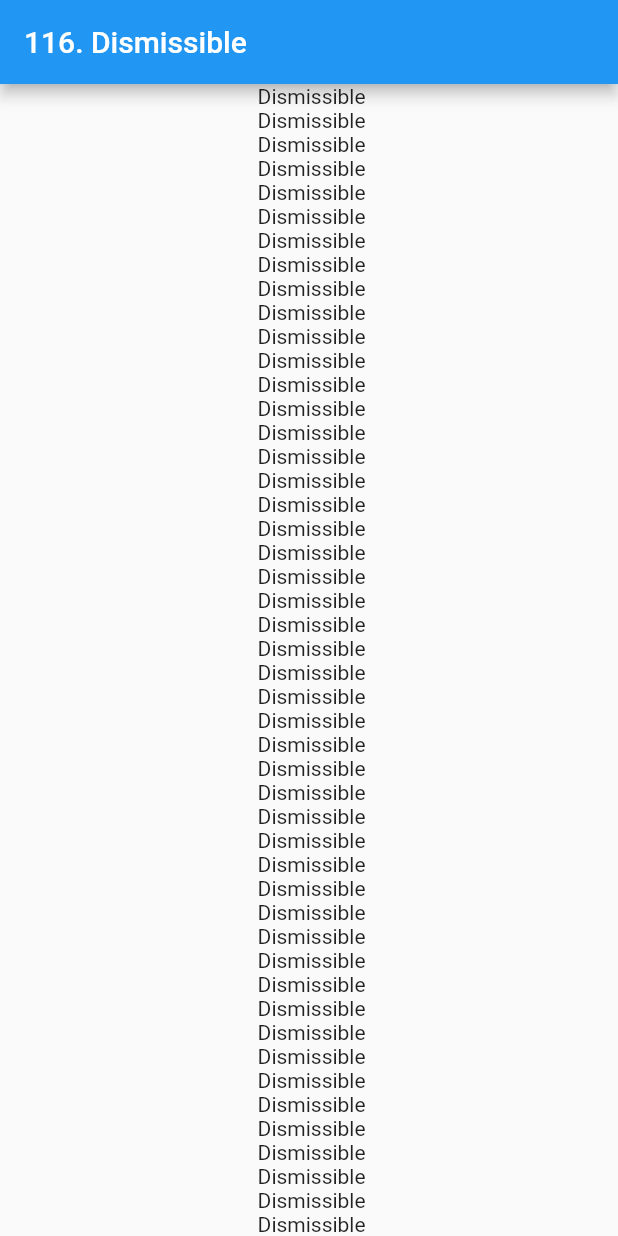
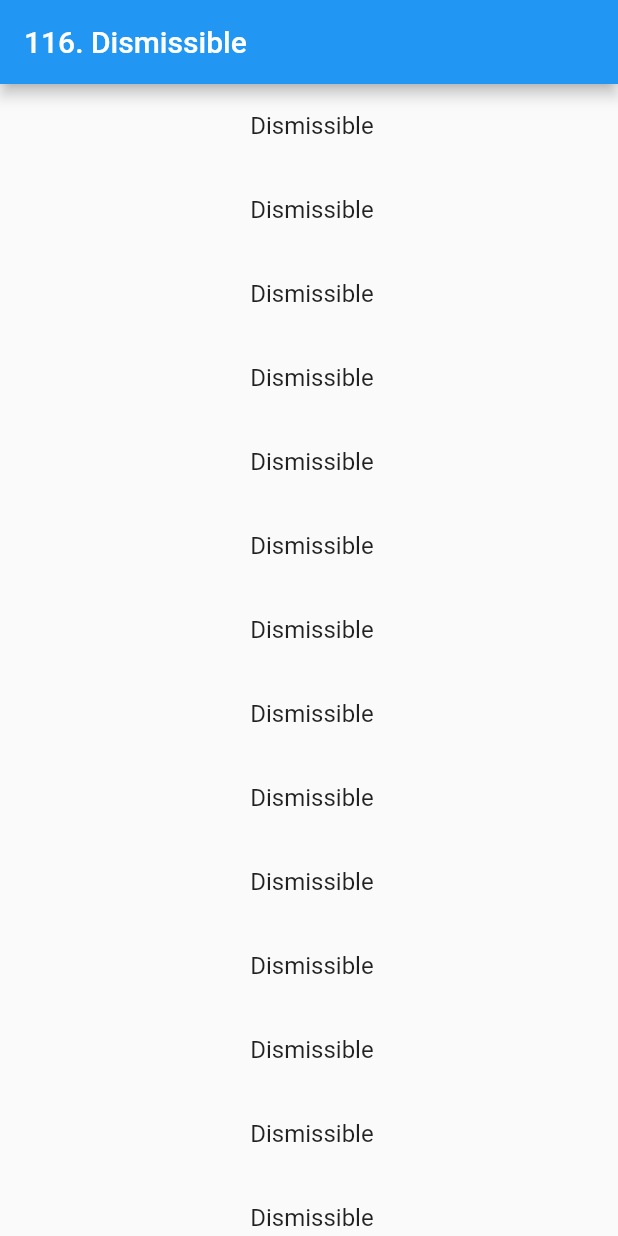
Before and after one commit to Devsaci/dismissible, a Flutter app: the screen it shows after launch, on a phone screen of 412 x 824 dp. Run offline on Flutter 3.47's test engine with Material 2 defaults, Android fonts, the phone set to English and light mode, and no system bars.

Commit message:
ListTile

```diff
--- a/lib/main.dart
+++ b/lib/main.dart
@@ -36,7 +36,10 @@ class _MyHomePageState extends State<MyHomePage> {
       ),
       body: ListView.builder(
         itemBuilder: (BuildContext context, int index) {
-          return Center(child: Text(" Dismissible"));
+          return ListTile(
+            title: Center(child: Text(" Dismissible")
+            ),
+          );
         },
       ),
     );
```
